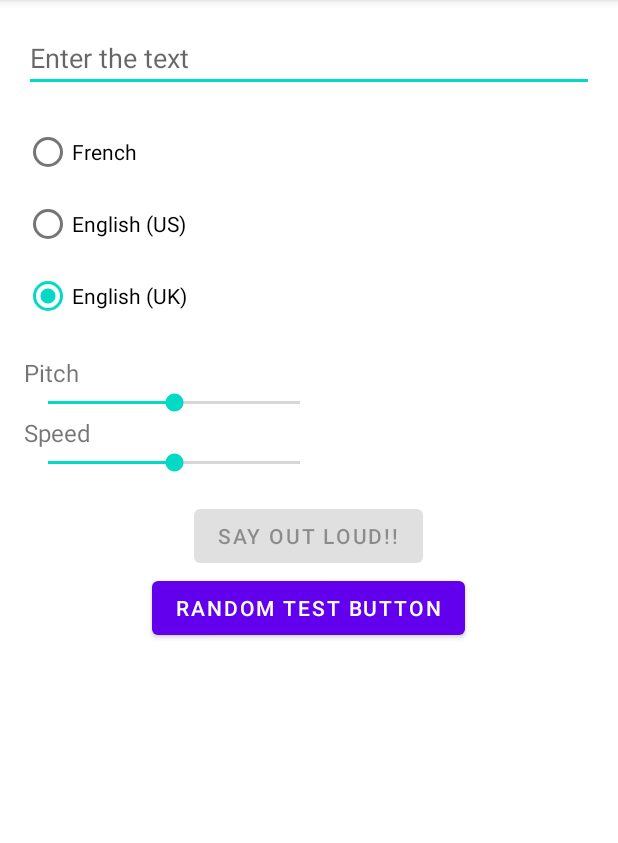
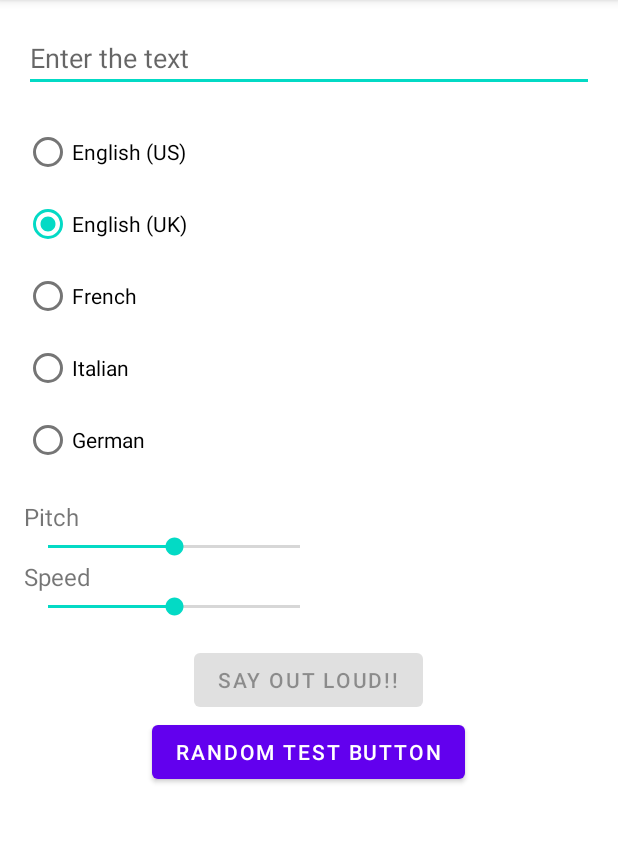
Before and after one commit to ilkayalbayrak/SPR_Project, an Android app: the screen it shows after launch (MainActivity), on a phone screen of 412 x 824 dp, the part 84-927 px from its top. Run offline under Robolectric (Android 15) with nearby library versions, the phone set to English and light mode, and no system bars.

Commit message:
Added voice options for the languages

```diff
--- a/app/src/main/java/com/example/text2speechproject/MainActivity.java
+++ b/app/src/main/java/com/example/text2speechproject/MainActivity.java
@@ -41,6 +41,13 @@ public class MainActivity extends AppCompatActivity implements TextToSpeech.OnIn
 
     private boolean isAppReady = false;
 
+    private HashMap<Locale, List<String>> voiceOptionsList = new HashMap<>();
+    private List<String> usVoices = new ArrayList<>();
+    private List<String> ukVoices = new ArrayList<>();
+    private List<String> frenchVoices = new ArrayList<>();
+    private List<String> italianVoices = new ArrayList<>();
+    private List<String> germanVoices = new ArrayList<>();
+
     private final int ttsInstalled = 0;
 
     @Override
@@ -61,7 +68,31 @@ public class MainActivity extends AppCompatActivity implements TextToSpeech.OnIn
         mRadioGroup.setOnCheckedChangeListener((group, checkedId) -> setTTSLanguage());
         mButtonRandom.setOnClickListener(v -> printOutSupportedVoices());
 
+
+
+
+        usVoices.add("en-us-x-sfg#female_1-local");
+        usVoices.add("en-us-x-sfg#male_1-local");
+        voiceOptionsList.put(Locale.US, usVoices);
+
+        ukVoices.add("en-gb-x-rjs#female_1-local");
+        ukVoices.add("en-gb-x-rjs#male_1-local");
+        voiceOptionsList.put(Locale.UK, ukVoices);
+
+        frenchVoices.add("fr-fr-x-vlf#female_1-local");
+        frenchVoices.add("fr-fr-x-vlf#male_1-local");
+        voiceOptionsList.put(Locale.FRENCH, frenchVoices);
+
+        italianVoices.add("it-it-x-kda#female_1-local");
+        italianVoices.add("it-it-x-kda#male_1-local");
+        voiceOptionsList.put(Locale.ITALIAN, italianVoices);
+
+        germanVoices.add("de-de-x-nfh#female_1-local");
+        germanVoices.add("de-de-x-nfh#male_1-local");
+        voiceOptionsList.put(Locale.GERMAN, germanVoices);
+
         checkTTSEngine();
+
     }
 
     @Override
@@ -114,6 +145,13 @@ public class MainActivity extends AppCompatActivity implements TextToSpeech.OnIn
 //                        .setContentType(AudioAttributes.CONTENT_TYPE_SPEECH).build();
 //
 //
+            }else {
+                Toast.makeText(this, "There is NO TTS available! Please install the Google TTS engine"+
+                        " from the Play Store.", Toast.LENGTH_LONG).show();
+
+                Intent installTTSEngineIntent = new Intent()
+                        .setAction(TextToSpeech.Engine.ACTION_INSTALL_TTS_DATA);
+                startActivity(installTTSEngineIntent);
             }
 
         }
@@ -138,8 +176,15 @@ public class MainActivity extends AppCompatActivity implements TextToSpeech.OnIn
         Set<Voice> availableVoices = mTts.getVoices();
         if (availableVoices != null){
             for (Voice voice : availableVoices){
-                Log.e("TTS","Available Voice: " + voice);
+                if (!voice.isNetworkConnectionRequired() &&  !voice.getFeatures().contains("notInstalled")){
+//                if (!voice.isNetworkConnectionRequired() && mTts.getVoice().getLocale().toString().equals(voice.getLocale().toString())){
+//                    Log.e("TTS","Available Voice: " + voice);
+                    Log.e("TTS", "Current Locale: " + voice);
 //                Locale.US.get
+//                }else {
+//                    Log.e("TTS", "Current Locale: NULLLLLLLLLLLLLLL");
+
+                }
             }
         }
     }
@@ -156,16 +201,20 @@ public class MainActivity extends AppCompatActivity implements TextToSpeech.OnIn
             return Locale.UK;
         }else if(checkedRadioId == R.id.radio_fr){
             return Locale.FRENCH;
+        }else if(checkedRadioId == R.id.radio_it){
+            return Locale.ITALIAN;
+        }else if(checkedRadioId == R.id.radio_de) {
+            return Locale.GERMAN;
         }
         return null;
     }
 
     private void setTTSLanguage(){
-        Locale localeLanguage = this.getUserSelectedLanguage();
-        int isLanguageAvailable = mTts.isLanguageAvailable(localeLanguage);
+        Locale selectedLanguage = this.getUserSelectedLanguage();
+        int isLanguageAvailable = mTts.isLanguageAvailable(selectedLanguage);
 
         // if the user did not selected any language, set the language and the voice to default
-        if(localeLanguage == null || (isLanguageAvailable == TextToSpeech.LANG_MISSING_DATA && isLanguageAvailable == TextToSpeech.LANG_NOT_SUPPORTED)){
+        if(selectedLanguage == null || (isLanguageAvailable == TextToSpeech.LANG_MISSING_DATA && isLanguageAvailable == TextToSpeech.LANG_NOT_SUPPORTED)){
             Toast.makeText(this, "Failed to set the main language for the TTS engine!"
                     + " Using default locale instead...", Toast.LENGTH_SHORT).show();
 
@@ -175,17 +224,16 @@ public class MainActivity extends AppCompatActivity implements TextToSpeech.OnIn
             mButtonSpeak.setEnabled(true);
 
         }else if (isLanguageAvailable != TextToSpeech.LANG_MISSING_DATA && isLanguageAvailable != TextToSpeech.LANG_NOT_SUPPORTED){
-            mTts.setLanguage(localeLanguage);
-            mTts.setVoice(new Voice("Default voice", localeLanguage, Voice.QUALITY_VERY_HIGH,
+            mTts.setLanguage(selectedLanguage);
+            mTts.setVoice(new Voice("Default voice", selectedLanguage, Voice.QUALITY_VERY_HIGH,
                     Voice.LATENCY_NORMAL, false, new HashSet<>()));
             mButtonSpeak.setEnabled(true);
         }
     }
 
-    private void selectLanguage(){
-//        mTts.get
+    private void selectVoice(){
+
     }
-    private void selectVoice(){}
 
     private void selectFont(){}
 
--- a/app/src/main/res/layout/activity_main.xml
+++ b/app/src/main/res/layout/activity_main.xml
@@ -23,12 +23,6 @@
         android:layout_height="wrap_content">
 
         <RadioButton
-            android:id="@+id/radio_fr"
-            android:layout_width="match_parent"
-            android:layout_height="wrap_content"
-            android:text="@string/radio_fr" />
-
-        <RadioButton
             android:checked="true"
             android:id="@+id/radio_en_us"
             android:layout_width="match_parent"
@@ -41,6 +35,25 @@
             android:layout_width="match_parent"
             android:layout_height="wrap_content"
             android:text="@string/radio_en_uk" />
+
+        <RadioButton
+            android:id="@+id/radio_fr"
+            android:layout_width="match_parent"
+            android:layout_height="wrap_content"
+            android:text="@string/radio_fr" />
+
+        <RadioButton
+            android:id="@+id/radio_it"
+            android:layout_width="match_parent"
+            android:layout_height="wrap_content"
+            android:text="@string/radio_it" />
+
+        <RadioButton
+            android:id="@+id/radio_de"
+            android:layout_width="match_parent"
+            android:layout_height="wrap_content"
+            android:text="@string/radio_de" />
+
     </RadioGroup>
 
 
--- a/app/src/main/res/values/strings.xml
+++ b/app/src/main/res/values/strings.xml
@@ -5,6 +5,8 @@
     <string name="button_speak">SAY OUT LOUD!!</string>
     <string name="input_text">Enter the text</string>
     <string name="radio_fr">French</string>
+    <string name="radio_it">Italian</string>
     <string name="radio_en_us">English (US)</string>
     <string name="radio_en_uk">English (UK)</string>
+    <string name="radio_de">German</string>
 </resources>
```
